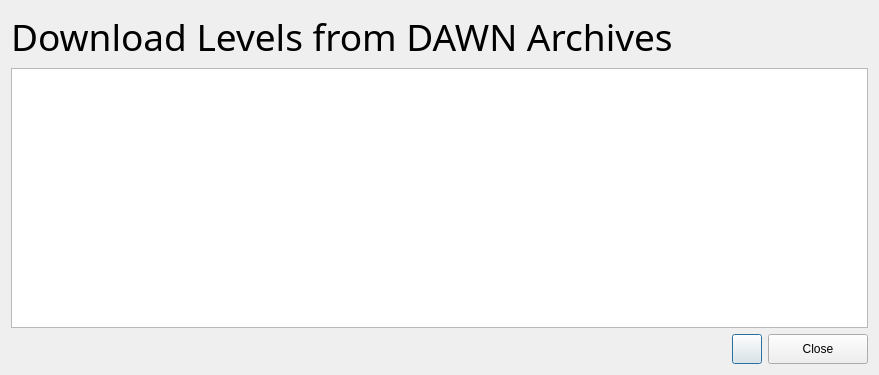
First picture: the form in wikiLYNX/ui/getlevel.ui, repository flamboyantpenguin/wikilynx, before the edit.
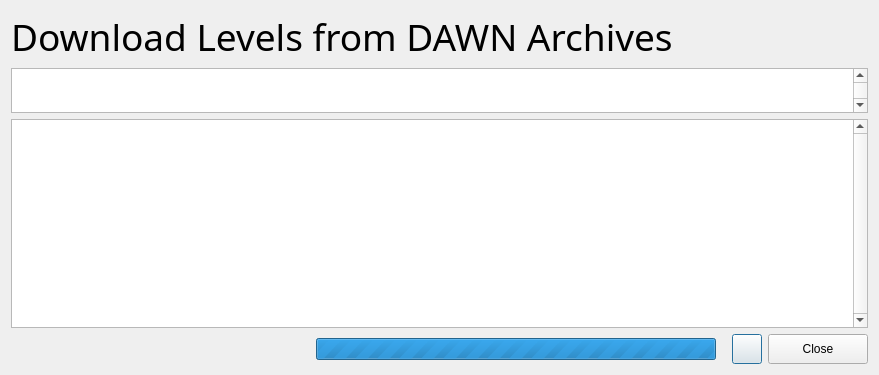
Second picture: the form after the edit. Icons and pictures are not drawn.

Commit message: Release 1.5.0-C2     - Changed QTableWidget for levels to QListWidget     - UI revamp for editLevel dialog and getLevel dialog     - Adding/Editing new levels currently unavailable (Work in Progress)     - Improved news dialog     - Improved loading screen UI     - Minor UI Fixes

```diff
--- a/wikiLYNX/ui/getlevel.ui
+++ b/wikiLYNX/ui/getlevel.ui
@@ -56,7 +56,27 @@
     </widget>
    </item>
    <item>
-    <widget class="QListWidget" name="list"/>
+    <widget class="QListWidget" name="header">
+     <property name="maximumSize">
+      <size>
+       <width>16777215</width>
+       <height>45</height>
+      </size>
+     </property>
+     <property name="verticalScrollBarPolicy">
+      <enum>Qt::ScrollBarPolicy::ScrollBarAlwaysOn</enum>
+     </property>
+    </widget>
+   </item>
+   <item>
+    <widget class="QListWidget" name="list">
+     <property name="verticalScrollBarPolicy">
+      <enum>Qt::ScrollBarPolicy::ScrollBarAlwaysOn</enum>
+     </property>
+     <property name="horizontalScrollBarPolicy">
+      <enum>Qt::ScrollBarPolicy::ScrollBarAlwaysOff</enum>
+     </property>
+    </widget>
    </item>
    <item>
     <layout class="QHBoxLayout" name="horizontalLayout">
@@ -75,6 +95,44 @@
        </property>
       </widget>
      </item>
+     <item>
+      <widget class="QProgressBar" name="progressBar">
+       <property name="maximumSize">
+        <size>
+         <width>400</width>
+         <height>16777215</height>
+        </size>
+       </property>
+       <property name="maximum">
+        <number>0</number>
+       </property>
+       <property name="value">
+        <number>0</number>
+       </property>
+       <property name="textVisible">
+        <bool>false</bool>
+       </property>
+       <property name="orientation">
+        <enum>Qt::Orientation::Horizontal</enum>
+       </property>
+      </widget>
+     </item>
+     <item>
+      <spacer name="horizontalSpacer">
+       <property name="orientation">
+        <enum>Qt::Orientation::Horizontal</enum>
+       </property>
+       <property name="sizeType">
+        <enum>QSizePolicy::Policy::Fixed</enum>
+       </property>
+       <property name="sizeHint" stdset="0">
+        <size>
+         <width>10</width>
+         <height>20</height>
+        </size>
+       </property>
+      </spacer>
+     </item>
      <item>
       <widget class="QPushButton" name="refreshButton">
        <property name="minimumSize">
```
The commit also changes 8 other files.
